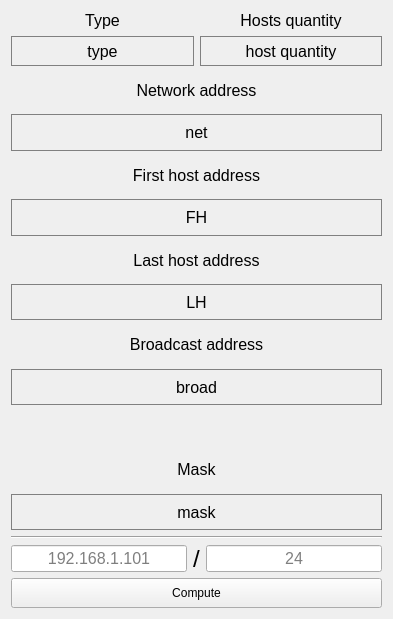
The window that win.ui (valerii540/IPCalculator) describes before a commit, drawn with Qt 5.
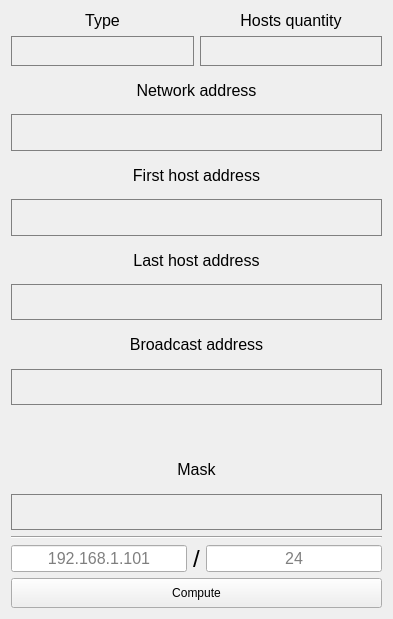
The same window after the commit.

```diff
--- a/win.ui
+++ b/win.ui
@@ -56,7 +56,7 @@
 }</string>
           </property>
           <property name="text">
-           <string>type</string>
+           <string/>
           </property>
           <property name="alignment">
            <set>Qt::AlignCenter</set>
@@ -104,7 +104,7 @@
 }</string>
           </property>
           <property name="text">
-           <string>host quantity</string>
+           <string/>
           </property>
           <property name="alignment">
            <set>Qt::AlignCenter</set>
@@ -152,7 +152,7 @@
 }</string>
       </property>
       <property name="text">
-       <string>net</string>
+       <string/>
       </property>
       <property name="alignment">
        <set>Qt::AlignCenter</set>
@@ -196,7 +196,7 @@
 }</string>
       </property>
       <property name="text">
-       <string>FH</string>
+       <string/>
       </property>
       <property name="alignment">
        <set>Qt::AlignCenter</set>
@@ -240,7 +240,7 @@
 }</string>
       </property>
       <property name="text">
-       <string>LH</string>
+       <string/>
       </property>
       <property name="alignment">
        <set>Qt::AlignCenter</set>
@@ -284,7 +284,7 @@
 }</string>
       </property>
       <property name="text">
-       <string>broad</string>
+       <string/>
       </property>
       <property name="alignment">
        <set>Qt::AlignCenter</set>
@@ -344,7 +344,7 @@
 }</string>
       </property>
       <property name="text">
-       <string>mask</string>
+       <string/>
       </property>
       <property name="alignment">
        <set>Qt::AlignCenter</set>
```
